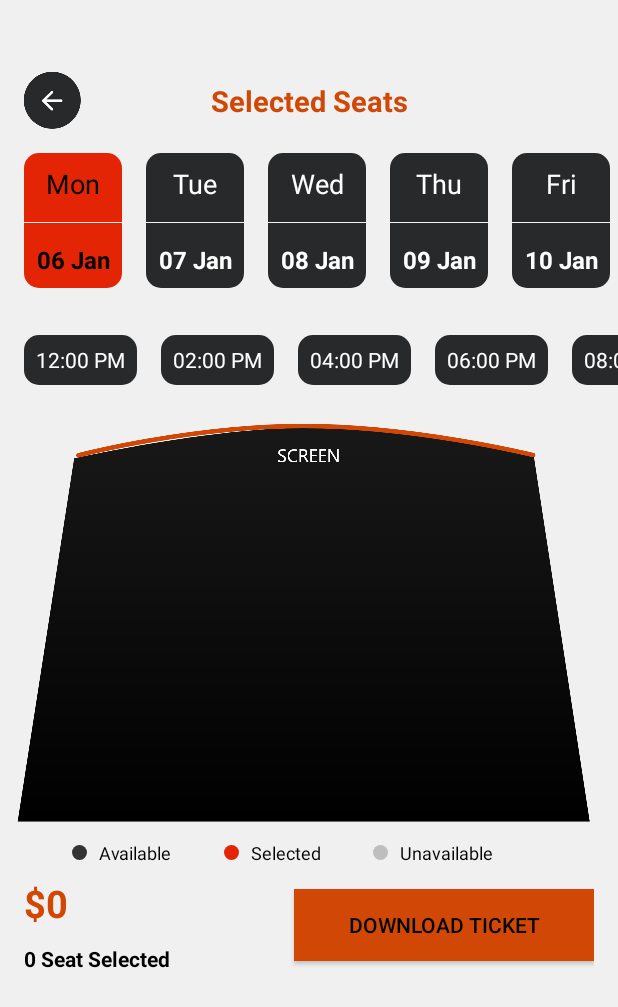
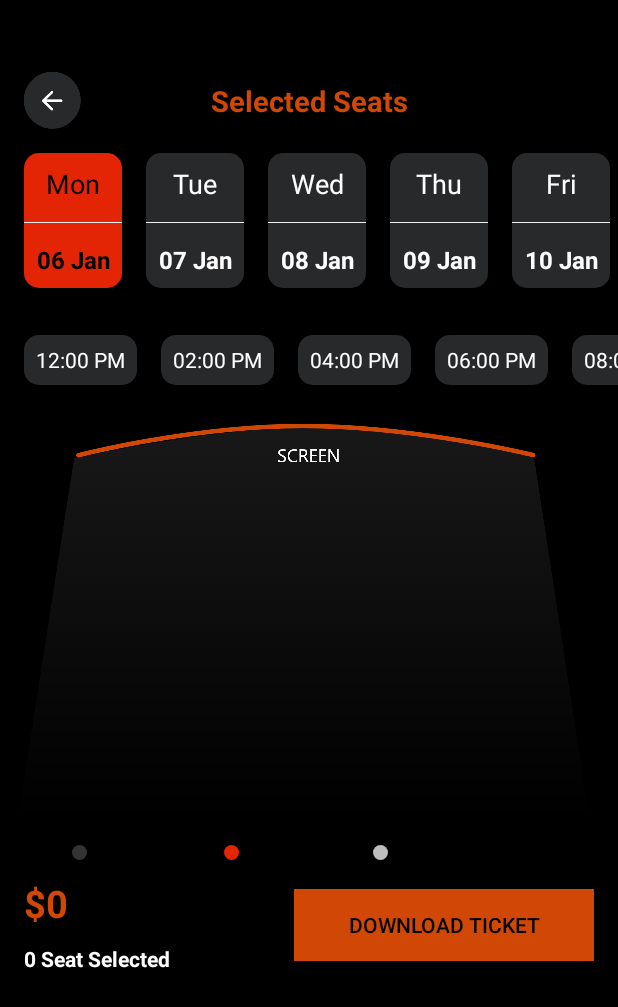
Before and after one commit to linhmt13113/Booking-films, an Android app: the SeatListActivity screen opened directly, with no data from a screen before it, after a tap on "Mon", on a phone screen of 412 x 824 dp. Shown: the top 1007 px of the screen. Run offline under Robolectric (Android 15) with nearby library versions, the light colour scheme and no system bars; libraries missing offline, so code that uses them is left out: org.mindrot.jbcrypt; 1 statement that could not run was skipped.

Commit message:
Using dark mode when selecting seats

```diff
--- a/app/src/main/res/layout/activity_seat_list.xml
+++ b/app/src/main/res/layout/activity_seat_list.xml
@@ -5,7 +5,7 @@
     android:id="@+id/main"
     android:layout_width="match_parent"
     android:layout_height="match_parent"
-    android:background="@color/themeMainColor"
+    android:background="@color/black"
     tools:context=".activities.SeatListActivity">
 
     <ScrollView
@@ -189,7 +189,7 @@
                     android:layout_width="wrap_content"
                     android:layout_height="wrap_content"
                     android:text="@string/_0_seat_selected"
-                    android:textColor="@color/textColorFilm"
+                    android:textColor="@color/white"
                     android:textStyle="bold"
                     app:layout_constraintBottom_toBottomOf="parent"
                     app:layout_constraintStart_toStartOf="parent" />
--- a/app/src/main/res/layout/item_date.xml
+++ b/app/src/main/res/layout/item_date.xml
@@ -6,7 +6,7 @@
     android:layout_width="65dp"
     android:layout_height="90dp"
     android:layout_margin="8dp"
-    android:background="@color/themeMainColor"
+    android:background="@color/white"
     tools:ignore="TextSizeCheck">
 
     <TextView
--- a/app/src/main/res/layout/item_time.xml
+++ b/app/src/main/res/layout/item_time.xml
@@ -4,7 +4,7 @@
     android:layout_width="wrap_content"
     android:layout_height="33dp"
     android:layout_margin="8dp"
-    android:background="@color/themeMainColor"
+    android:background="@color/white"
     android:gravity="center"
     android:paddingStart="8dp"
     android:paddingEnd="8dp"
```
